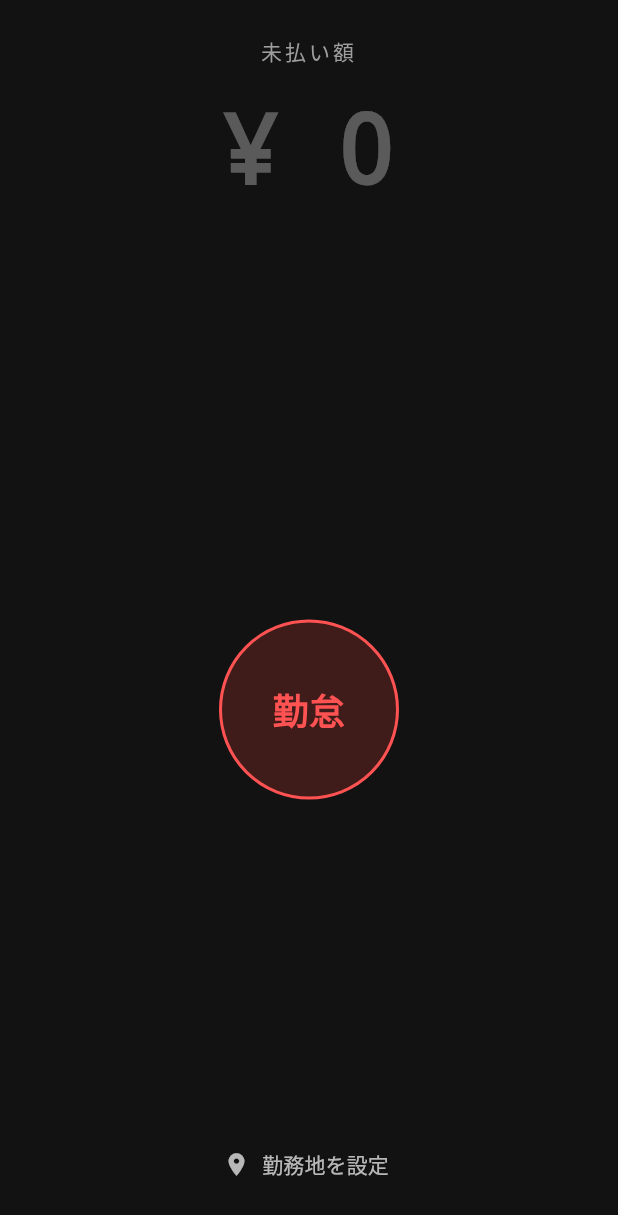
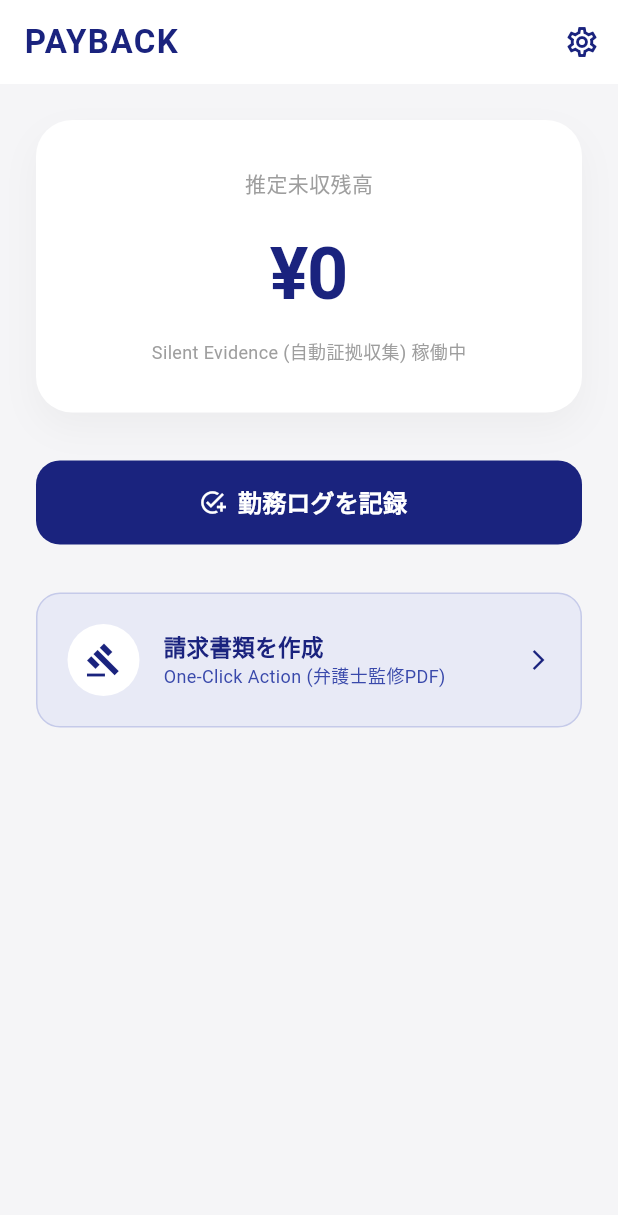
Before and after one commit to fumi3333/peba_app, a Flutter app: the screen it shows after launch, on a phone screen of 412 x 824 dp. Shown: the top 1215 px of the screen. Run offline on Flutter 3.47's test engine with Material 3 defaults, Android fonts, the phone set to English and light mode, and no system bars; our stand-ins replace cloud_firestore, firebase_auth, firebase_core, flutter_local_notifications, flutter_riverpod, geolocator and 1 more; missing offline and left inert: flutter_background_service, flutter_background_service_android, ntp; accounts and stored records are empty; network calls fail; Roboto replaces fonts that are missing (RobotoMono).

Commit message:
feat(v4): PAYBACK V4 Rebranding & Firebase Integration

```diff
--- a/lib/main.dart
+++ b/lib/main.dart
@@ -3,6 +3,7 @@ import 'package:flutter_riverpod/flutter_riverpod.dart';
 import 'package:firebase_core/firebase_core.dart';
 import 'features/tracking/tracking_service.dart';
 import 'ui/home_screen.dart';
+import 'firebase_options.dart';
 
 void main() async {
   WidgetsFlutterBinding.ensureInitialized();
@@ -11,7 +12,9 @@ void main() async {
 
   // 1. Try Initialize Firebase (Timeout 5s - bumped slightly)
   try {
-    await Firebase.initializeApp().timeout(const Duration(seconds: 5));
+    await Firebase.initializeApp(
+      options: DefaultFirebaseOptions.currentPlatform,
+    ).timeout(const Duration(seconds: 5));
   } catch (e) {
     errorMessage = "Firebase 初期化失敗: $e";
   }
@@ -70,8 +73,22 @@ class PebaApp extends StatelessWidget {
   @override
   Widget build(BuildContext context) {
     return MaterialApp(
-      title: 'Peba',
-      theme: ThemeData.dark(), // Minimum viable dark mode
+      title: 'PAYBACK',
+      theme: ThemeData(
+        brightness: Brightness.light,
+        primaryColor: const Color(0xFF1A237E), // Indigo 900 (Navy)
+        scaffoldBackgroundColor: const Color(0xFFF5F5F7), // Light Grey (macOS/iOS style)
+        colorScheme: ColorScheme.fromSwatch().copyWith(
+          primary: const Color(0xFF1A237E),
+          secondary: const Color(0xFF3949AB),
+        ),
+        appBarTheme: const AppBarTheme(
+          backgroundColor: Colors.white,
+          foregroundColor: Color(0xFF1A237E),
+          elevation: 0,
+        ),
+        useMaterial3: true,
+      ),
       home: const HomeScreen(),
     );
   }
--- a/lib/ui/home_screen.dart
+++ b/lib/ui/home_screen.dart
@@ -3,9 +3,9 @@ import 'package:flutter_riverpod/flutter_riverpod.dart';
 import 'package:geolocator/geolocator.dart';
 import 'package:shared_preferences/shared_preferences.dart';
 import 'package:flutter_background_service/flutter_background_service.dart';
+import 'package:intl/intl.dart';
 import '../features/auth/auth_service.dart';
 import '../features/logging/log_repository.dart';
-import '../features/tracking/tracking_service.dart';
 
 class HomeScreen extends ConsumerStatefulWidget {
   const HomeScreen({super.key});
@@ -17,16 +17,15 @@ class HomeScreen extends ConsumerStatefulWidget {
 class _HomeScreenState extends ConsumerState<HomeScreen> {
   // Mock settings for MVP
   final double hourlyWage = 1500;
+  final NumberFormat currencyFormat = NumberFormat.currency(locale: 'ja_JP', symbol: '¥');
 
   @override
   void initState() {
     super.initState();
-    // Ensure we sign in immediately
     ref.read(authServiceProvider).signInAnonymously();
   }
 
   Future<void> _setWorkplace() async {
-    // Check permissions first
     LocationPermission permission = await Geolocator.checkPermission();
     if (permission == LocationPermission.denied) {
       permission = await Geolocator.requestPermission();
@@ -34,7 +33,6 @@ class _HomeScreenState extends ConsumerState<HomeScreen> {
     }
 
     if (permission == LocationPermission.deniedForever) {
-      // Open settings
       await Geolocator.openAppSettings();
       return;
     }
@@ -47,37 +45,53 @@ class _HomeScreenState extends ConsumerState<HomeScreen> {
 
     if (mounted) {
       ScaffoldMessenger.of(context).showSnackBar(
-        const SnackBar(content: Text('勤務地セット完了！計測開始だ (｀･ω･´)ゞ')),
+        const SnackBar(
+          content: Text('勤務地を更新しました。エリア内での滞在を記録します。'),
+          backgroundColor: Color(0xFF1A237E),
+        ),
       );
     }
 
-    // Start Service if not running
     final service = FlutterBackgroundService();
     if (!await service.isRunning()) {
       service.startService();
     }
   }
 
-  Future<void> _onStressPressed() async {
-    // 1. Log "Stress"
+  Future<void> _onRecordLogPressed() async {
     final position = await Geolocator.getCurrentPosition();
     await ref.read(logRepositoryProvider).logEntry(
       latitude: position.latitude,
       longitude: position.longitude,
       isMock: position.isMocked,
-      note: 'STRESS BUTTON'
+      note: 'MANUAL_ENTRY'
     );
 
-    // 2. Feedback
     if (mounted) {
       ScaffoldMessenger.of(context).showSnackBar(
         const SnackBar(
-          content: Text('記録完了！お疲れ様です (｀･ω･´)ゞ 推定 +500円'),
-          duration: Duration(seconds: 1),
-          backgroundColor: Colors.redAccent,
+          content: Text('勤務ログを記録しました。'),
+          duration: Duration(seconds: 2),
+          behavior: SnackBarBehavior.floating,
         ),
       );
     }
+  }
+
+  void _onCashOutPressed() {
+    showDialog(
+      context: context,
+      builder: (context) => AlertDialog(
+        title: const Text('One-Click Action'),
+        content: const Text('【請求書類自動生成】\n\n現在、あなたのログに基づいた「請求通知書」と「計算書」をプレビューする機能を準備中です。\n(法的効力のあるPDFをワンクリックで生成・郵送します)'),
+        actions: [
+          TextButton(
+            onPressed: () => Navigator.pop(context),
+            child: const Text('閉じる'),
+          ),
+        ],
+      ),
+    );
   }
 
   @override
@@ -85,114 +99,178 @@ class _HomeScreenState extends ConsumerState<HomeScreen> {
     final logStream = ref.watch(logRepositoryProvider).getLogStream();
 
     return Scaffold(
-      backgroundColor: const Color(0xFF121212), // Dark mode for tired eyes
+      appBar: AppBar(
+        title: const Text(
+          'PAYBACK',
+          style: TextStyle(fontWeight: FontWeight.bold, letterSpacing: 1.0)
+        ),
+        actions: [
+          IconButton(
+            icon: const Icon(Icons.settings_outlined),
+            onPressed: _setWorkplace,
+            tooltip: '勤務地設定',
+          ),
+        ],
+      ),
       body: SafeArea(
-        child: Padding(
-          padding: const EdgeInsets.all(24.0),
-          child: Column(
-            mainAxisAlignment: MainAxisAlignment.center,
-            crossAxisAlignment: CrossAxisAlignment.stretch,
-            children: [
-              const Text(
-                '未払い額', // Simplified title
-                style: TextStyle(color: Colors.grey, letterSpacing: 2),
-                textAlign: TextAlign.center,
-              ),
-              const SizedBox(height: 10),
-              StreamBuilder(
-                stream: logStream,
-                builder: (context, snapshot) {
-                  // Fix for Infinite Loading:
-                  // If connection is waiting (initial load) OR no data, just show default 0.
-                  // We do NOT want to show a loader that might hang if Firebase is offline.
-                  if (snapshot.connectionState == ConnectionState.waiting && !snapshot.hasData) {
-                       return const Text(
-                        '¥ 0',
-                        style: TextStyle(
-                          color: Colors.white30,
-                          fontSize: 64,
-                          fontWeight: FontWeight.bold,
-                          fontFamily: 'Monospace'
-                        ),
-                        textAlign: TextAlign.center,
-                      );
-                  }
+        child: SingleChildScrollView(
+          child: Padding(
+            padding: const EdgeInsets.all(24.0),
+            child: Column(
+              crossAxisAlignment: CrossAxisAlignment.stretch,
+              children: [
+                // 1. Asset Card
+                _buildAssetCard(logStream),
 
-                  // If we have no data (e.g. empty stream from offline mode, or just no logs yet)
-                  if (!snapshot.hasData || snapshot.data!.docs.isEmpty) {
-                       return const Text(
-                        '¥ 0',
-                        style: TextStyle(
-                          color: Colors.white30,
-                          fontSize: 64,
-                          fontWeight: FontWeight.bold,
-                          fontFamily: 'Monospace'
-                        ),
-                        textAlign: TextAlign.center,
-                      );
-                  }
+                const SizedBox(height: 32),
 
-                  final docs = snapshot.data!.docs;
-                  double totalHours = docs.length * 0.25;
-                  int amount = (totalHours * hourlyWage).round();
+                // 2. Action Buttons
+                _buildActionButtons(),
 
-                  return Text(
-                    '¥ $amount',
-                    style: const TextStyle(
-                      color: Colors.redAccent,
-                      fontSize: 64,
-                      fontWeight: FontWeight.bold,
-                      fontFamily: 'Monospace'
-                    ),
-                    textAlign: TextAlign.center,
-                  );
-                },
-              ),
-              const SizedBox(height: 48),
+                const SizedBox(height: 32),
 
-              const Spacer(),
-
-              // Stress Button -> "勤怠" (Clean)
-              GestureDetector(
-                onTap: _onStressPressed,
-                child: Container(
-                  height: 120,
-                  decoration: BoxDecoration(
-                    color: Colors.red.withOpacity(0.2),
-                    shape: BoxShape.circle,
-                    border: Border.all(color: Colors.redAccent, width: 2)
-                  ),
-                  child: const Center(
-                    child: Text(
-                      '勤怠',
-                      style: TextStyle(
-                        color: Colors.redAccent,
-                        fontWeight: FontWeight.bold,
-                        fontSize: 24
-                      ),
-                      textAlign: TextAlign.center,
-                    ),
-                  ),
-                ),
-              ),
-
-              const Spacer(),
-
-              // Bottom Actions
-              Row(
-                mainAxisAlignment: MainAxisAlignment.spaceEvenly,
-                children: [
-                   TextButton.icon(
-                    onPressed: _setWorkplace,
-                    icon: const Icon(Icons.location_on, color: Colors.white70),
-                    label: const Text('勤務地を設定', style: TextStyle(color: Colors.white70)),
-                  ),
-                ],
-              )
-            ],
+                // 3. Info / Cash Out
+                _buildCashOutCard(),
+              ],
+            ),
           ),
         ),
       ),
     );
   }
+
+  Widget _buildAssetCard(Stream<dynamic> logStream) {
+    return Container(
+      padding: const EdgeInsets.all(32),
+      decoration: BoxDecoration(
+        color: Colors.white,
+        borderRadius: BorderRadius.circular(24),
+        boxShadow: [
+          BoxShadow(
+            color: Colors.grey.withAlpha(26), // approx 0.1 opacity
+            blurRadius: 20,
+            offset: const Offset(0, 10),
+          ),
+        ],
+      ),
+      child: Column(
+        children: [
+          const Text(
+            '推定未収残高',
+            style: TextStyle(
+              color: Colors.grey,
+              fontSize: 14,
+              fontWeight: FontWeight.w500,
+            ),
+          ),
+          const SizedBox(height: 16),
+          StreamBuilder(
+            stream: logStream,
+            builder: (context, snapshot) {
+              int amount = 0;
+              if (snapshot.hasData && snapshot.data!.docs.isNotEmpty) {
+                 final docs = snapshot.data!.docs;
+                 double totalHours = docs.length * 0.25;
+                 amount = (totalHours * hourlyWage).round();
+              }
+
+              return Text(
+                currencyFormat.format(amount),
+                style: const TextStyle(
+                  color: Color(0xFF1A237E), // Navy
+                  fontSize: 48,
+                  fontWeight: FontWeight.bold,
+                  letterSpacing: -1.0,
+                  fontFamily: 'RobotoMono', // Ensure monospace-ish feel if available
+                ),
+              );
+            },
+          ),
+          const SizedBox(height: 8),
+          const Text(
+            'Silent Evidence (自動証拠収集) 稼働中',
+            style: TextStyle(color: Colors.grey, fontSize: 12),
+          ),
+        ],
+      ),
+    );
+  }
+
+  Widget _buildActionButtons() {
+    return Column(
+      children: [
+        SizedBox(
+          width: double.infinity,
+          height: 56,
+          child: ElevatedButton.icon(
+            onPressed: _onRecordLogPressed,
+            style: ElevatedButton.styleFrom(
+              backgroundColor: const Color(0xFF1A237E), // Navy
+              foregroundColor: Colors.white,
+              elevation: 0,
+              shape: RoundedRectangleBorder(
+                borderRadius: BorderRadius.circular(16),
+              ),
+            ),
+            icon: const Icon(Icons.add_task),
+            label: const Text(
+              '勤務ログを記録',
+              style: TextStyle(fontSize: 16, fontWeight: FontWeight.bold),
+            ),
+          ),
+        ),
+      ],
+    );
+  }
+
+  Widget _buildCashOutCard() {
+    return InkWell(
+      onTap: _onCashOutPressed,
+      borderRadius: BorderRadius.circular(16),
+      child: Container(
+        padding: const EdgeInsets.all(20),
+        decoration: BoxDecoration(
+          color: const Color(0xFFE8EAF6), // Light Indigo
+          borderRadius: BorderRadius.circular(16),
+          border: Border.all(color: const Color(0xFFC5CAE9)),
+        ),
+        child: Row(
+          children: [
+            Container(
+              padding: const EdgeInsets.all(12),
+              decoration: const BoxDecoration(
+                color: Colors.white,
+                shape: BoxShape.circle,
+              ),
+              child: const Icon(Icons.gavel, color: Color(0xFF1A237E)), // Gavel for Legal Action
+            ),
+            const SizedBox(width: 16),
+            const Expanded(
+              child: Column(
+                crossAxisAlignment: CrossAxisAlignment.start,
+                children: [
+                  Text(
+                    '請求書類を作成',
+                    style: TextStyle(
+                      color: Color(0xFF1A237E),
+                      fontWeight: FontWeight.bold,
+                      fontSize: 15,
+                    ),
+                  ),
+                  Text(
+                    'One-Click Action (弁護士監修PDF)',
+                    style: TextStyle(
+                      color: Color(0xFF3949AB),
+                      fontSize: 12,
+                    ),
+                  ),
+                ],
+              ),
+            ),
+            const Icon(Icons.arrow_forward_ios, size: 16, color: Color(0xFF1A237E)),
+          ],
+        ),
+      ),
+    );
+  }
 }
--- a/pubspec.yaml
+++ b/pubspec.yaml
@@ -16,9 +16,9 @@ dependencies:
   uuid: ^4.2.2 # 固有ID生成
 
   # --- Firebase (Backend) ---
-  firebase_core: ^2.24.2
-  firebase_auth: ^4.16.0 # 匿名認証
-  cloud_firestore: ^4.14.0 # ログ保存
+  firebase_core: ^4.3.0
+  firebase_auth: ^6.1.3 # 匿名認証
+  cloud_firestore: ^6.1.1 # ログ保存
 
   # --- Sensor & Background ---
   geolocator: ^10.1.0 # GPS取得
```
Also changed, not shown: firebase.json (added), lib/firebase_options.dart (added), pubspec.lock, 3 other files.
